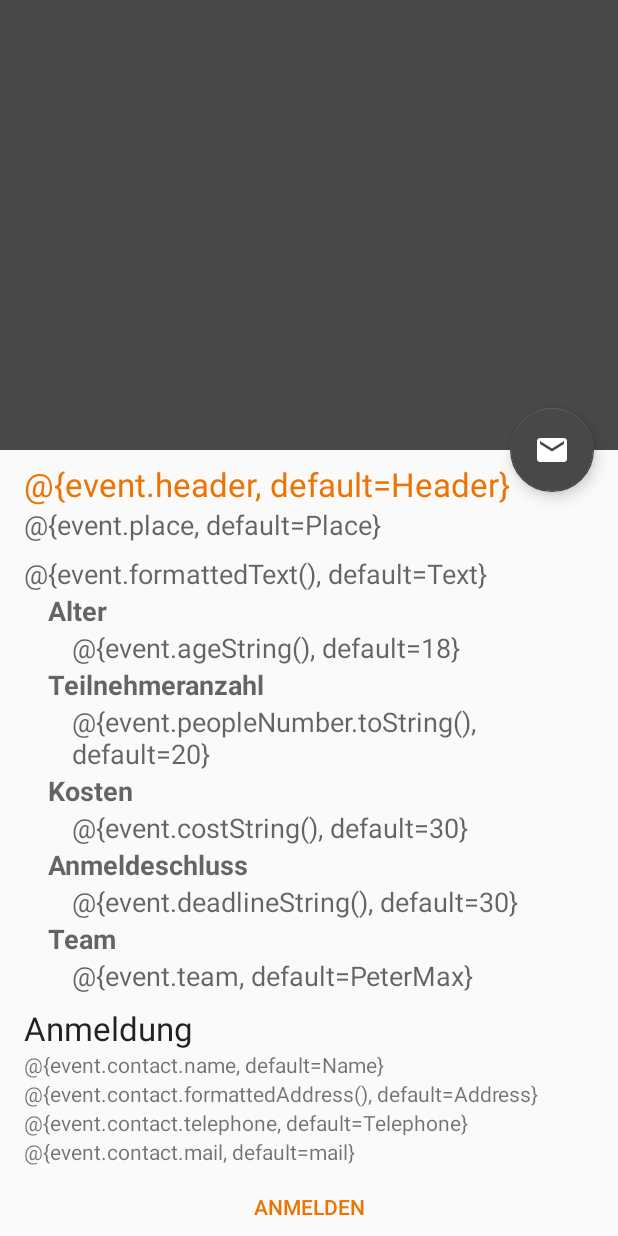
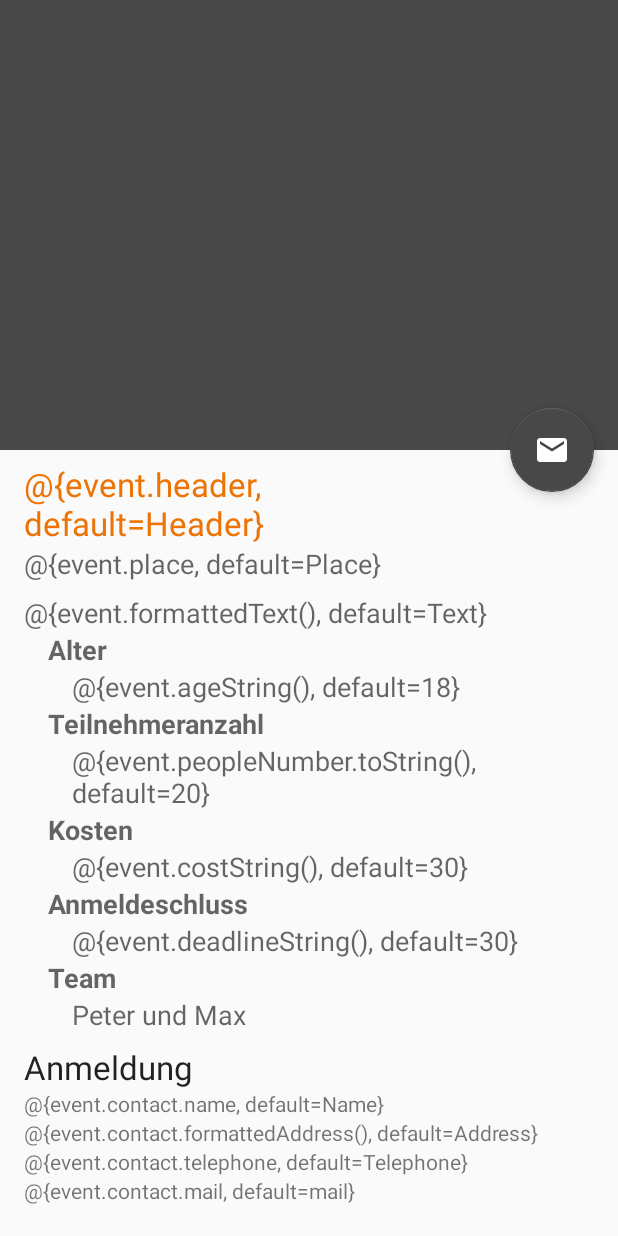
Before and after one commit to Master-Bruce/BGJugend2016, an Android app: the layout fragment_event.xml on its own in the app's theme, with its tools: preview values and no code run, on a phone screen of 412 x 824 dp. Run offline under Robolectric (Android 15) with nearby library versions, the phone set to English and light mode, and no system bars; plain views replace SimpleDraweeView.

Commit message:
improve event fragment layout

```diff
--- a/app/src/main/res/layout/fragment_event.xml
+++ b/app/src/main/res/layout/fragment_event.xml
@@ -63,30 +63,35 @@
 
                 <TextView
                     android:id="@+id/header_text"
-                    android:layout_width="wrap_content"
+                    android:layout_width="0dp"
                     android:layout_height="wrap_content"
-                    android:layout_marginStart="8dp"
+                    android:layout_marginEnd="50dp"
+                    android:paddingStart="0dp"
                     android:paddingEnd="50dp"
-                    android:paddingStart="0dp"
                     android:text="@{event.header, default=Header}"
                     android:textAppearance="@style/TextAppearance.AppCompat.Large"
-                    android:textColor="@color/colorPrimary" />
+                    android:textColor="@color/colorPrimary"
+                    app:layout_constraintEnd_toEndOf="parent"
+                    app:layout_constraintStart_toStartOf="parent" />
 
                 <TextView
                     android:id="@+id/place_date_text"
-                    android:layout_width="wrap_content"
+                    android:layout_width="0dp"
                     android:layout_height="wrap_content"
                     android:text="@{event.place, default=Place}"
                     android:textAppearance="@style/TextAppearance.AppCompat.Medium"
+                    app:layout_constraintEnd_toEndOf="parent"
+                    app:layout_constraintStart_toStartOf="parent"
                     app:layout_constraintTop_toBottomOf="@id/header_text" />
 
                 <TextView
                     android:id="@+id/event_text"
-                    android:layout_width="wrap_content"
+                    android:layout_width="0dp"
                     android:layout_height="wrap_content"
                     android:layout_marginTop="8dp"
                     android:text="@{event.formattedText(), default=Text}"
                     android:textAppearance="@style/TextAppearance.AppCompat.Medium"
+                    app:layout_constraintEnd_toEndOf="parent"
                     app:layout_constraintStart_toStartOf="parent"
                     app:layout_constraintTop_toBottomOf="@+id/place_date_text" />
 
@@ -112,11 +117,13 @@
 
                     <TextView
                         android:id="@+id/age_text"
-                        android:layout_width="wrap_content"
+                        android:layout_width="0dp"
                         android:layout_height="wrap_content"
                         android:layout_marginStart="16dp"
+                        android:layout_marginEnd="8dp"
                         android:text="@{event.ageString(), default=18}"
                         android:textAppearance="?android:attr/textAppearanceMedium"
+                        app:layout_constraintEnd_toEndOf="parent"
                         app:layout_constraintStart_toStartOf="parent"
                         app:layout_constraintTop_toBottomOf="@+id/title_age" />
 
@@ -132,11 +139,13 @@
 
                     <TextView
                         android:id="@+id/people_text"
-                        android:layout_width="wrap_content"
+                        android:layout_width="0dp"
                         android:layout_height="wrap_content"
                         android:layout_marginStart="16dp"
+                        android:layout_marginEnd="8dp"
                         android:text="@{event.peopleNumber.toString(), default=20}"
                         android:textAppearance="?android:attr/textAppearanceMedium"
+                        app:layout_constraintEnd_toEndOf="parent"
                         app:layout_constraintStart_toStartOf="parent"
                         app:layout_constraintTop_toBottomOf="@+id/people_number_title" />
 
@@ -153,11 +162,13 @@
 
                     <TextView
                         android:id="@+id/cost_text"
-                        android:layout_width="wrap_content"
+                        android:layout_width="0dp"
                         android:layout_height="wrap_content"
                         android:layout_marginStart="16dp"
+                        android:layout_marginEnd="8dp"
                         android:text="@{event.costString(), default=30}"
                         android:textAppearance="?android:attr/textAppearanceMedium"
+                        app:layout_constraintEnd_toEndOf="parent"
                         app:layout_constraintStart_toStartOf="parent"
                         app:layout_constraintTop_toBottomOf="@+id/cost_title" />
 
@@ -173,11 +184,13 @@
 
                     <TextView
                         android:id="@+id/deadline_text"
-                        android:layout_width="wrap_content"
+                        android:layout_width="0dp"
                         android:layout_height="wrap_content"
                         android:layout_marginStart="16dp"
+                        android:layout_marginEnd="8dp"
                         android:text="@{event.deadlineString(), default=30}"
                         android:textAppearance="?android:attr/textAppearanceMedium"
+                        app:layout_constraintEnd_toEndOf="parent"
                         app:layout_constraintStart_toStartOf="parent"
                         app:layout_constraintTop_toBottomOf="@+id/deadline_title" />
 
@@ -193,12 +206,13 @@
 
                     <TextView
                         android:id="@+id/team_text"
-                        android:layout_width="wrap_content"
+                        android:layout_width="0dp"
                         android:layout_height="wrap_content"
+                        android:layout_marginStart="16dp"
                         android:layout_marginEnd="8dp"
-                        android:layout_marginStart="16dp"
-                        android:text="@{event.team, default=PeterMax}"
+                        android:text="Peter und Max"
                         android:textAppearance="?android:attr/textAppearanceMedium"
+                        app:layout_constraintEnd_toEndOf="parent"
                         app:layout_constraintStart_toStartOf="parent"
                         app:layout_constraintTop_toBottomOf="@+id/team_title" />
 
@@ -223,32 +237,40 @@
 
                     <TextView
                         android:id="@+id/contact_name"
-                        android:layout_width="wrap_content"
+                        android:layout_width="0dp"
                         android:layout_height="wrap_content"
                         android:text="@{event.contact.name, default=Name}"
+                        app:layout_constraintEnd_toEndOf="parent"
+                        app:layout_constraintStart_toStartOf="parent"
                         app:layout_constraintTop_toBottomOf="@id/registration_title" />
 
                     <TextView
                         android:id="@+id/contact_address"
-                        android:layout_width="wrap_content"
+                        android:layout_width="0dp"
                         android:layout_height="wrap_content"
                         android:text="@{event.contact.formattedAddress(), default=Address}"
+                        app:layout_constraintEnd_toEndOf="parent"
+                        app:layout_constraintStart_toStartOf="parent"
                         app:layout_constraintTop_toBottomOf="@id/contact_name" />
 
                     <TextView
                         android:id="@+id/contact_phone"
-                        android:layout_width="wrap_content"
+                        android:layout_width="0dp"
                         android:layout_height="wrap_content"
                         android:autoLink="phone"
                         android:text="@{event.contact.telephone, default=Telephone}"
+                        app:layout_constraintEnd_toEndOf="parent"
+                        app:layout_constraintStart_toStartOf="parent"
                         app:layout_constraintTop_toBottomOf="@id/contact_address" />
 
                     <TextView
                         android:id="@+id/contact_mail"
-                        android:layout_width="wrap_content"
+                        android:layout_width="0dp"
                         android:layout_height="wrap_content"
                         android:autoLink="email"
                         android:text="@{event.contact.mail, default=mail}"
+                        app:layout_constraintEnd_toEndOf="parent"
+                        app:layout_constraintStart_toStartOf="parent"
                         app:layout_constraintTop_toBottomOf="@id/contact_phone" />
                 </android.support.constraint.ConstraintLayout>
 
```
